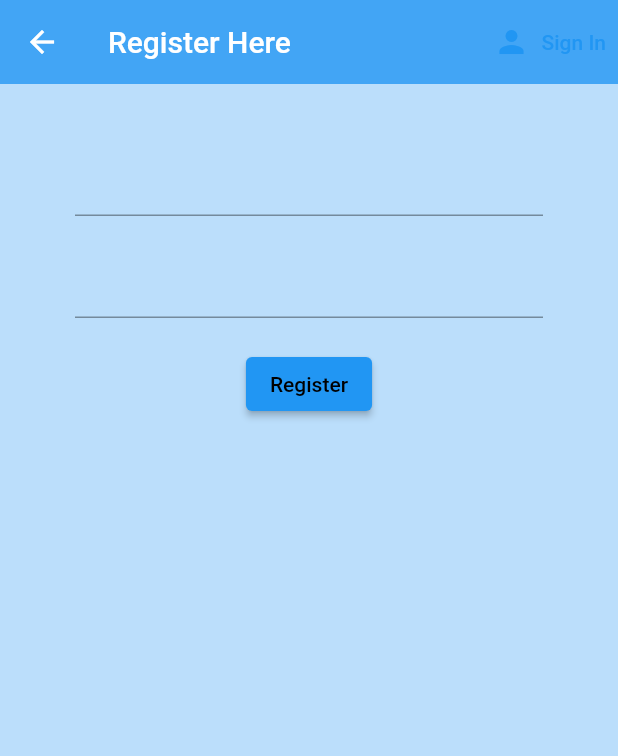
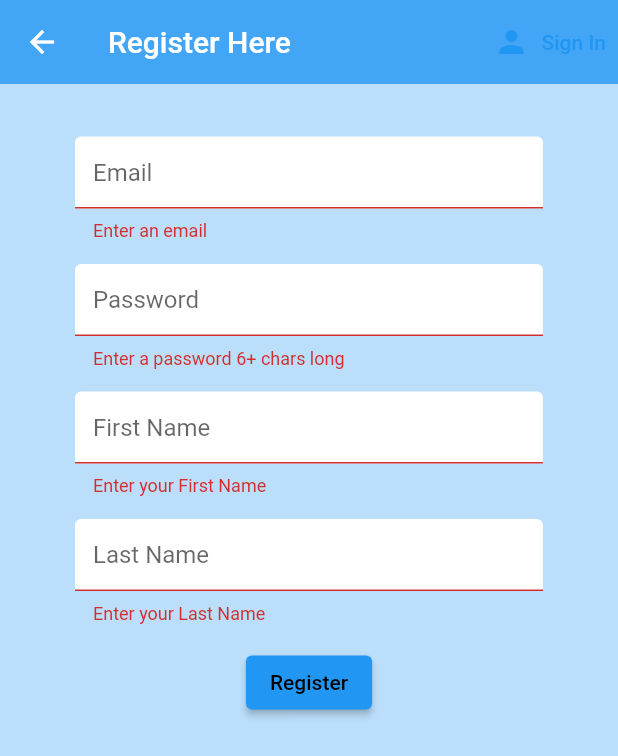
Before and after one commit to dhartman5/cs4360-assignment1, a Flutter app: the Register screen opened directly with empty values, after a tap on "Register", on a phone screen of 412 x 824 dp. Shown: the top 756 px of the screen. Run offline on Flutter 3.47's test engine with Material 2 defaults, Android fonts, the phone set to English and light mode, and no system bars; our stand-ins replace cloud_firestore, firebase_auth, firebase_core; accounts and stored records are empty.

Commit message:
added functionality for web and all android

```diff
--- a/lib/screens/authenticate/register.dart
+++ b/lib/screens/authenticate/register.dart
@@ -1,4 +1,5 @@
 import 'package:assignment1/services/auth.dart';
+import 'package:assignment1/shared/constants.dart';
 import 'package:flutter/material.dart';
 
 class Register extends StatefulWidget {
@@ -16,6 +17,9 @@ class _RegisterState extends State<Register> {
   // text field state
   String email = '';
   String password = '';
+  String error = '';
+  String firstName = '';
+  String lastName = '';
 
   @override
   Widget build(BuildContext context) {
@@ -40,17 +44,45 @@ class _RegisterState extends State<Register> {
               key: _formKey,
               child: Column(
                 children: <Widget>[
-                  SizedBox(height: 20.0),
-                  TextFormField(onChanged: (val) {
-                    setState(() => email = val);
-                  }),
-                  SizedBox(height: 20.0),
+                  SizedBox(height: 15.0),
                   TextFormField(
+                      decoration:
+                          textInputDecoration.copyWith(hintText: 'Email'),
+                      validator: (val) =>
+                          val!.isEmpty ? 'Enter an email' : null,
+                      onChanged: (val) {
+                        setState(() => email = val);
+                      }),
+                  SizedBox(height: 15.0),
+                  TextFormField(
+                      decoration:
+                          textInputDecoration.copyWith(hintText: 'Password'),
                       obscureText: true,
+                      validator: (val) => val!.length < 6
+                          ? 'Enter a password 6+ chars long'
+                          : null,
                       onChanged: (val) {
                         setState(() => password = val);
                       }),
-                  SizedBox(height: 20.0),
+                  SizedBox(height: 15.0),
+                  TextFormField(
+                      decoration:
+                          textInputDecoration.copyWith(hintText: 'First Name'),
+                      validator: (val) =>
+                          val!.isEmpty ? 'Enter your First Name' : null,
+                      onChanged: (val) {
+                        setState(() => firstName = val);
+                      }),
+                  SizedBox(height: 15.0),
+                  TextFormField(
+                      decoration:
+                          textInputDecoration.copyWith(hintText: 'Last Name'),
+                      validator: (val) =>
+                          val!.isEmpty ? 'Enter your Last Name' : null,
+                      onChanged: (val) {
+                        setState(() => lastName = val);
+                      }),
+                  SizedBox(height: 15.0),
                   ElevatedButton(
                       child: Text(
                         'Register',
@@ -58,10 +90,25 @@ class _RegisterState extends State<Register> {
                       ),
                       onPressed: () async {
                         if (_formKey.currentState!.validate()) {
-                          print(email);
-                          print(password);
+                          var dateRegistered = DateTime.now();
+                          dynamic result =
+                              await _auth.registerWithEmailAndPassword(
+                                  email,
+                                  password,
+                                  firstName,
+                                  lastName,
+                                  dateRegistered);
+                          if (result == null) {
+                            setState(
+                                () => error = 'please input a valid email');
+                          }
                         }
-                      })
+                      }),
+                  SizedBox(height: 12.0),
+                  Text(
+                    error,
+                    style: TextStyle(color: Colors.red, fontSize: 14.0),
+                  )
                 ],
               ))),
     );
--- /dev/null
+++ b/lib/services/database.dart
@@ -0,0 +1,21 @@
+import 'package:flutter/material.dart';
+import 'package:cloud_firestore/cloud_firestore.dart';
+
+class DataBaseService {
+  final String uid;
+  DataBaseService({required this.uid});
+
+  // collection reference
+  final CollectionReference userCollection =
+      FirebaseFirestore.instance.collection('users');
+
+  Future updateUserData(String firstName, String lastName, String role,
+      DateTime dateRegistered) async {
+    return await userCollection.doc(uid).set({
+      'First Name': firstName,
+      'Last Name': lastName,
+      'Role': 'Customer',
+      'Date Registered': dateRegistered,
+    });
+  }
+}
--- /dev/null
+++ b/lib/shared/constants.dart
@@ -0,0 +1,11 @@
+import 'package:flutter/material.dart';
+
+const textInputDecoration = InputDecoration(
+    fillColor: Colors.white,
+    filled: true,
+    enabledBorder: OutlineInputBorder(
+      borderSide: BorderSide(color: Colors.white, width: 2.0),
+    ),
+    focusedBorder: OutlineInputBorder(
+      borderSide: BorderSide(color: Colors.blue, width: 2.0),
+    ));
```
Also changed, not shown: lib/screens/authenticate/sign_in.dart (+30 -6 lines), lib/services/auth.dart (+25 -21 lines), 2 other files.
